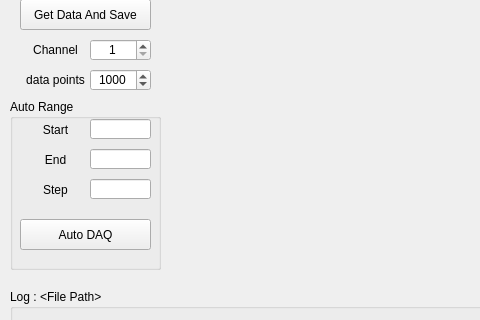
Before: the Qt Designer form mainwindow.ui in TripletESR/DAQ_GUI, drawn with Qt 5; both pictures show x 0 to 480 and y 129 to 449 of the 1003 by 790 pixel window.
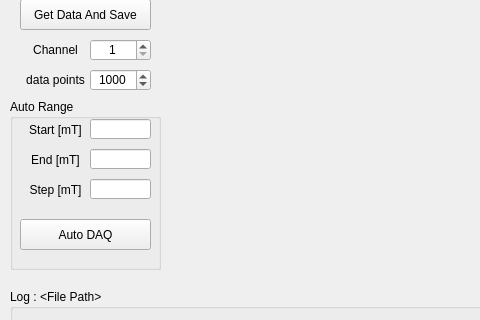
After: the same form once the commit is applied. Custom widgets are drawn as their Qt base class.

```diff
--- a/mainwindow.ui
+++ b/mainwindow.ui
@@ -265,7 +265,7 @@
       </rect>
      </property>
      <property name="text">
-      <string>Start</string>
+      <string>Start [mT]</string>
      </property>
      <property name="alignment">
       <set>Qt::AlignCenter</set>
@@ -281,7 +281,7 @@
       </rect>
      </property>
      <property name="text">
-      <string>End</string>
+      <string>End [mT]</string>
      </property>
      <property name="alignment">
       <set>Qt::AlignCenter</set>
@@ -297,7 +297,7 @@
       </rect>
      </property>
      <property name="text">
-      <string>Step</string>
+      <string>Step [mT]</string>
      </property>
      <property name="alignment">
       <set>Qt::AlignCenter</set>
```
